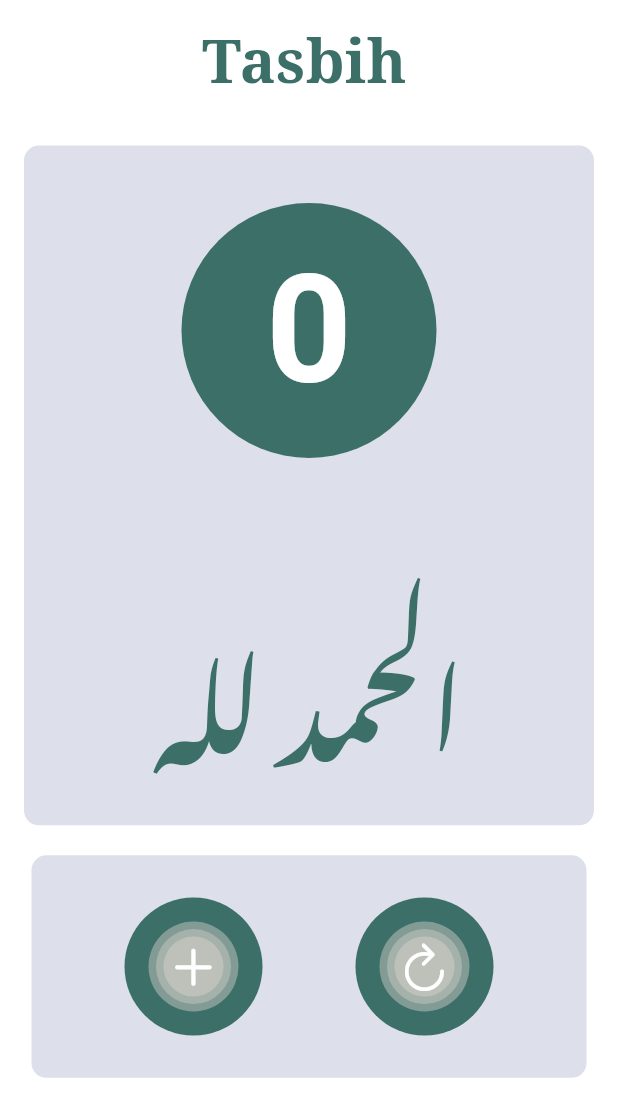
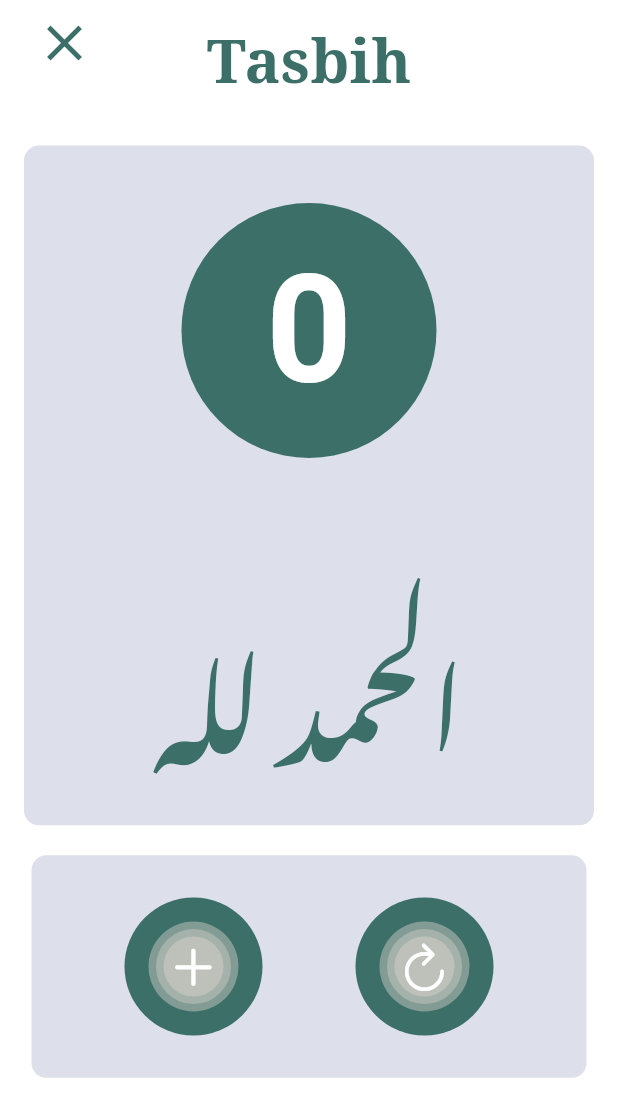
Before and after one commit to Khaled112003/islami, a Flutter app: the screen it shows after launch, after a tap on "Tasbih", on a phone screen of 412 x 824 dp. Shown: the top 1117 px of the screen. Run offline on Flutter 3.47's test engine with Material 3 defaults, Android fonts, the light colour scheme and no system bars; our stand-ins replace bloc, dartz, device_preview, dio, equatable, flutter_bloc and 2 more; network calls fail.

Commit message:
add icon button to close tasbih page

```diff
--- a/lib/Features/Tasbih/presentation/views/widgets/tasbih_appbar.dart
+++ b/lib/Features/Tasbih/presentation/views/widgets/tasbih_appbar.dart
@@ -1,4 +1,5 @@
-import 'package:flutter/cupertino.dart';
+import 'package:flutter/material.dart';
+import 'package:go_router/go_router.dart';
 import 'package:islami/core/constant/my_color.dart';
 
 class TasbihAppbar extends StatelessWidget {
@@ -6,14 +7,39 @@ class TasbihAppbar extends StatelessWidget {
 
   @override
   Widget build(BuildContext context) {
-    return const Column(children: [ Center(
-                child: Text(
-              'Tasbih ',
+    return Stack(
+      alignment: Alignment.center,
+      children: [
+        Align(
+          alignment: Alignment.topLeft,
+          child: IconButton(
+            onPressed: () {
+              GoRouter.of(context).go('/');
+
+            },
+            icon:const Icon(
+              Icons.close,
+              size: 40,
+              color: Mycolors.green,
+            ),
+          ),
+        ),
+      const  Align(
+          alignment: Alignment.topCenter,
+          child: Padding(
+            padding:  EdgeInsets.only(top: 0), // Adjust the padding as needed
+            child: Text(
+              'Tasbih',
               style: TextStyle(
-                  fontSize: 40,
-                  fontWeight: FontWeight.bold,
-                  color: Mycolors.green,
-                  fontFamily: 'NotoNastaliqUrdu'),
-            )),],);
+                fontSize: 40,
+                fontWeight: FontWeight.bold,
+                color: Mycolors.green,
+                fontFamily: 'NotoNastaliqUrdu',
+              ),
+            ),
+          ),
+        ),
+      ],
+    );
   }
 }
--- a/lib/Features/home/data/repo/implement_repo.dart
+++ b/lib/Features/home/data/repo/implement_repo.dart
@@ -14,7 +14,7 @@ class ImplementionPrayerTimeRepo extends PrayerTimeRepo {
   @override
   Future<Either<Failure, List<PrayerTimeModel>>> fetchPrayerTime() async {
     try {
-      var data = await apiService.get(endpoint: 'cairo/daily.json');
+      var data = await apiService.get(endpoint: 'cairo/daily/true.json');
 
       // print("API Response: $data");
 
```
